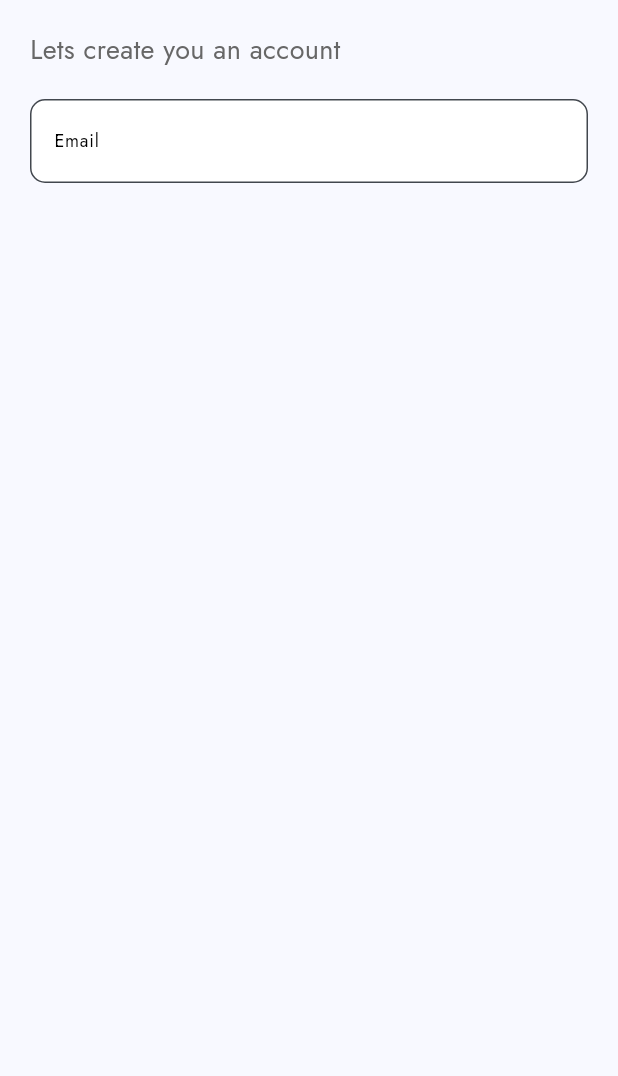
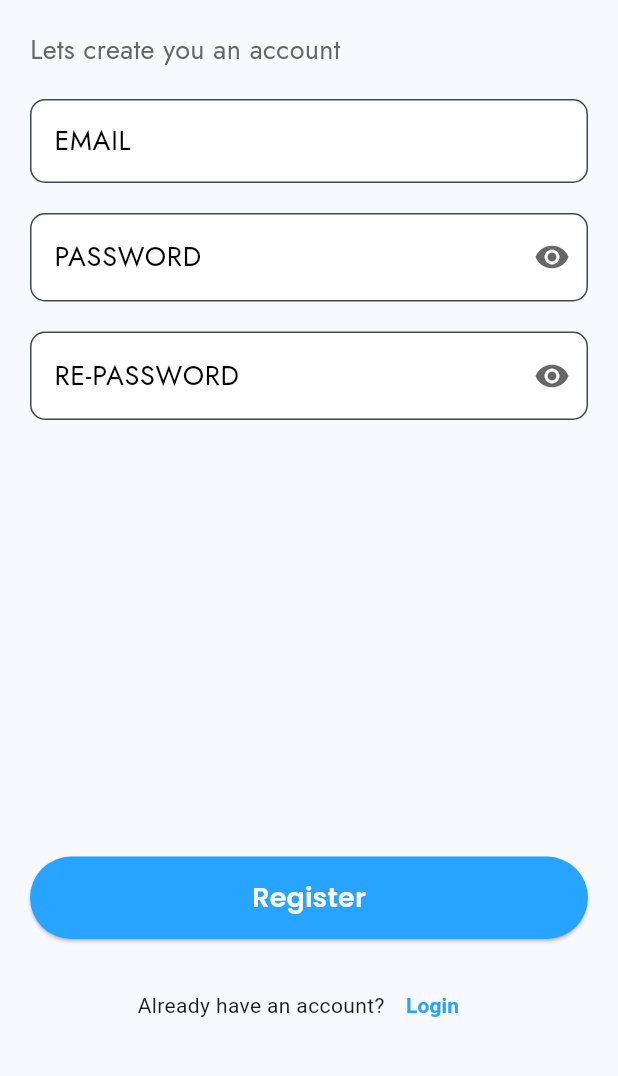
Before and after one commit to Wasim-Zaman/hobbyzhub_mobile, a Flutter app: the screen it shows after launch, on a phone screen of 412 x 824 dp, the part 120-1196 px from its top. Run offline on Flutter 3.47's test engine with Material 2 defaults, Android fonts, the phone set to English and light mode, and no system bars; our stand-ins replace flutter_secure_storage, google_fonts, nb_utils, page_transition.

Commit message:
registration UI completed

```diff
--- a/lib/constants/app_text_style.dart
+++ b/lib/constants/app_text_style.dart
@@ -18,7 +18,7 @@ class AppTextStyle {
   );
 
   static var textField = TextStyle(
-    fontSize: AppPixels.normal,
+    fontSize: AppPixels.subHeading,
     color: AppColors.black,
     fontFamily: AppFonts.jost,
   );
--- a/lib/global/fonts/app_fonts.dart
+++ b/lib/global/fonts/app_fonts.dart
@@ -2,4 +2,5 @@ import 'package:google_fonts/google_fonts.dart';
 
 class AppFonts {
   static var jost = GoogleFonts.jost().fontFamily;
+  static var poppins = GoogleFonts.poppins().fontFamily;
 }
--- a/lib/views/auth/registration_screen.dart
+++ b/lib/views/auth/registration_screen.dart
@@ -2,6 +2,8 @@ import 'package:flutter/material.dart';
 import 'package:hobbyzhub/constants/app_text_style.dart';
 import 'package:hobbyzhub/global/colors/app_colors.dart';
 import 'package:hobbyzhub/utils/app_validators.dart';
+import 'package:hobbyzhub/views/widgets/buttons/primary_button.dart';
+import 'package:hobbyzhub/views/widgets/text_fields/password_field_widget.dart';
 import 'package:hobbyzhub/views/widgets/text_fields/text_fields_widget.dart';
 import 'package:nb_utils/nb_utils.dart';
 
@@ -13,18 +15,33 @@ class RegistrationScreen extends StatefulWidget {
 }
 
 class _RegistrationScreenState extends State<RegistrationScreen> {
+  // controllers
   TextEditingController emailController = TextEditingController();
+  TextEditingController passwordController = TextEditingController();
+
+  // form key
+  final formKey = GlobalKey<FormState>();
+
+  // focus nodes
+  FocusNode emailFocusNode = FocusNode();
+  FocusNode passwordFocusNode = FocusNode();
 
   @override
   void dispose() {
     emailController.dispose();
+    passwordController.dispose();
+
+    emailFocusNode.dispose();
+    passwordFocusNode.dispose();
     super.dispose();
   }
 
   @override
   Widget build(BuildContext context) {
     return Scaffold(
-      body: Padding(
+      body: Form(
+        key: formKey,
+        child: Padding(
           padding: const EdgeInsets.all(20.0),
           child: Column(
             crossAxisAlignment: CrossAxisAlignment.start,
@@ -32,66 +49,65 @@ class _RegistrationScreenState extends State<RegistrationScreen> {
               20.height,
               Text('Register on Hobbyzhub', style: AppTextStyle.headings),
               20.height,
-            Text('Lets create you an account', style: AppTextStyle.subHeading),
+              Text('Lets create you an account',
+                  style: AppTextStyle.subHeading),
               20.height,
               TextFieldWidget(
-              labelText: 'Email',
+                labelText: 'EMAIL',
                 controller: emailController,
                 hintText: "Enter your email",
                 validator: AppValidators.email,
               ),
               20.height,
+              PasswordFieldWidget(
+                labelText: 'PASSWORD',
+                controller: passwordController,
+                hintText: "Enter your password",
+              ),
+              20.height,
+              PasswordFieldWidget(
+                labelText: 'RE-PASSWORD',
+                controller: passwordController,
+                hintText: "Enter your password",
+              ),
+              20.height,
+              Expanded(
+                child: Column(
+                  mainAxisAlignment: MainAxisAlignment.end,
+                  children: [
+                    PrimaryButtonWidget(
+                        caption: "Register",
+                        onPressed: () {
+                          if (formKey.currentState!.validate()) {
+                            print('validated');
+                          } else {
+                            print('not validated');
+                          }
+                        }),
                   ],
+                ),
+              ),
+              20.height,
+              Row(
+                mainAxisAlignment: MainAxisAlignment.center,
+                children: [
+                  const Text('Already have an account?'),
+                  TextButton(
+                      onPressed: () {},
+                      child: const Text(
+                        "Login",
+                        style: TextStyle(
+                          color: AppColors.primary,
+                          fontWeight: FontWeight.bold,
+                        ),
+                      )),
+                ],
+              ),
+              30.height,
+            ],
+          ),
         ),
       ),
     );
   }
 }
-
-class PasswordFieldWidget extends StatefulWidget {
-  final TextEditingController controller;
-  final String labelText, hintText;
-  final String? Function(String?)? validator;
-  const PasswordFieldWidget(
-      {Key? key,
-      required this.controller,
-      required this.labelText,
-      required this.hintText,
-      this.validator})
-      : super(key: key);
-
-  @override
-  State<PasswordFieldWidget> createState() => _PasswordFieldWidgetState();
-}
-
-class _PasswordFieldWidgetState extends State<PasswordFieldWidget> {
-  @override
-  Widget build(BuildContext context) {
-    return TextFormField(
-      controller: widget.controller,
-      validator: widget.validator,
-      decoration: InputDecoration(
-        labelText: widget.labelText,
-        hintText: widget.hintText,
-        labelStyle: AppTextStyle.textField,
-        border: OutlineInputBorder(
-          borderRadius: BorderRadius.circular(10),
-          borderSide: const BorderSide(color: AppColors.borderGrey),
-        ),
-        errorBorder: OutlineInputBorder(
-          borderRadius: BorderRadius.circular(10),
-          borderSide: const BorderSide(color: AppColors.dangerColor),
-        ),
-        focusedErrorBorder: OutlineInputBorder(
-          borderRadius: BorderRadius.circular(10),
-          borderSide: const BorderSide(color: AppColors.dangerColor),
-        ),
-        errorStyle: AppTextStyle.textField.copyWith(
-          color: AppColors.dangerColor,
-        ),
-        fillColor: AppColors.white,
-        filled: true,
-      ),
-    );
-  }
-}
--- a/lib/views/widgets/buttons/primary_button.dart
+++ b/lib/views/widgets/buttons/primary_button.dart
@@ -1,5 +1,7 @@
 import 'package:flutter/material.dart';
 import 'package:hobbyzhub/global/colors/app_colors.dart';
+import 'package:hobbyzhub/global/fonts/app_fonts.dart';
+import 'package:hobbyzhub/global/pixels/app_pixels.dart';
 
 class PrimaryButtonWidget extends StatelessWidget {
   const PrimaryButtonWidget({
@@ -32,10 +34,10 @@ class PrimaryButtonWidget extends StatelessWidget {
         ),
         child: Text(
           caption,
-          style: const TextStyle(
-            color: Colors.white,
-            fontSize: 18.01,
-            fontFamily: 'Poppins',
+          style: TextStyle(
+            color: AppColors.white,
+            fontSize: AppPixels.button,
+            fontFamily: AppFonts.poppins,
             fontWeight: FontWeight.w600,
           ),
         ),
--- a/lib/views/widgets/text_fields/password_field_widget.dart
+++ b/lib/views/widgets/text_fields/password_field_widget.dart
@@ -0,0 +1,93 @@
+import 'package:flutter/material.dart';
+import 'package:hobbyzhub/constants/app_text_style.dart';
+import 'package:hobbyzhub/global/colors/app_colors.dart';
+
+class PasswordFieldWidget extends StatefulWidget {
+  final TextEditingController controller;
+  final String labelText, hintText;
+  final String? Function(String?)? validator;
+  final FocusNode? focusNode;
+  final TextInputType? keyboardType;
+  final Function()? onEditingComplete;
+  final TextInputAction? textInputAction;
+
+  const PasswordFieldWidget({
+    Key? key,
+    required this.labelText,
+    required this.controller,
+    required this.hintText,
+    this.validator,
+    this.focusNode,
+    this.keyboardType,
+    this.onEditingComplete,
+    this.textInputAction,
+  }) : super(key: key);
+
+  @override
+  State<PasswordFieldWidget> createState() => _PasswordFieldWidgetState();
+}
+
+class _PasswordFieldWidgetState extends State<PasswordFieldWidget> {
+  bool obscureText = true;
+
+  @override
+  Widget build(BuildContext context) {
+    return TextFormField(
+      controller: widget.controller,
+      validator: widget.validator,
+      focusNode: widget.focusNode,
+      obscureText: obscureText,
+      style: AppTextStyle.textField,
+      textInputAction: widget.textInputAction ??
+          (widget.focusNode == null
+              ? TextInputAction.done
+              : TextInputAction.next),
+      onEditingComplete: widget.onEditingComplete ??
+          () {
+            if (widget.focusNode != null) {
+              // change focus to next field
+              widget.focusNode!.nextFocus();
+              print('next focus');
+            } else {
+              // Unfocus the current field
+              FocusScope.of(context).unfocus();
+              print('unfocus');
+            }
+          },
+      keyboardType: widget.keyboardType,
+      decoration: InputDecoration(
+        labelText: widget.labelText,
+        hintText: widget.hintText,
+        labelStyle: AppTextStyle.textField,
+        suffixIcon: IconButton(
+          onPressed: () {
+            setState(() {
+              obscureText = !obscureText;
+            });
+          },
+          icon: Icon(
+            obscureText ? Icons.visibility : Icons.visibility_off,
+            color: AppColors.darkGrey,
+          ),
+        ),
+        border: OutlineInputBorder(
+          borderRadius: BorderRadius.circular(10),
+          borderSide: const BorderSide(color: AppColors.borderGrey),
+        ),
+        errorBorder: OutlineInputBorder(
+          borderRadius: BorderRadius.circular(10),
+          borderSide: const BorderSide(color: AppColors.dangerColor),
+        ),
+        focusedErrorBorder: OutlineInputBorder(
+          borderRadius: BorderRadius.circular(10),
+          borderSide: const BorderSide(color: AppColors.dangerColor),
+        ),
+        errorStyle: AppTextStyle.textField.copyWith(
+          color: AppColors.dangerColor,
+        ),
+        fillColor: AppColors.white,
+        filled: true,
+      ),
+    );
+  }
+}
```
Lines whose indentation alone changed are shown as unchanged.
